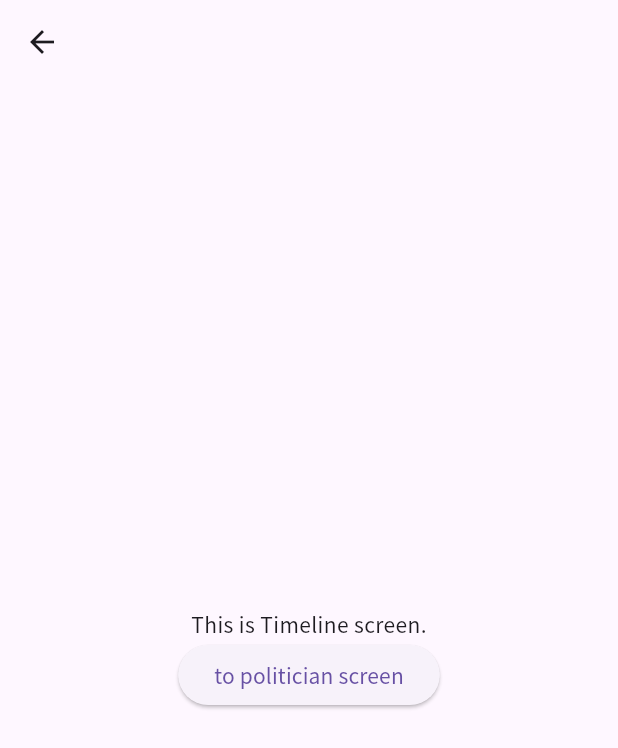
After one commit to yambaru-hackathon/Group-6, a Flutter app: the Timeline screen opened directly, on a phone screen of 412 x 824 dp. The commit adds this screen. Shown: the top 748 px of the screen. Run offline on Flutter 3.47's test engine with Material 3 defaults, Android fonts, the phone set to English and light mode, and no system bars; missing offline and left inert: navigator_scope.

Commit message:
Timeline.dartを追加、ボトムバーの更新

```diff
--- a/lib/screen/App.dart
+++ b/lib/screen/App.dart
@@ -1,7 +1,7 @@
 import 'package:flutter/material.dart';
 import 'package:navigator_scope/navigator_scope.dart';
 import 'election/election_list.dart';
-import 'article/article.dart';
+import 'politician/timeline.dart';
 import 'popular_vote/popular_vote.dart';
 
 class AppScreen extends StatefulWidget {
@@ -49,7 +49,7 @@ class _AppScreenState extends State<AppScreen> {
             builder: (context) => [
               ElectionList(),
               PopularVote(),
-              Article(),
+              Timeline(),
             ][index],
           );
         },
--- /dev/null
+++ b/lib/screen/politician/timeline.dart
@@ -0,0 +1,46 @@
+import 'package:flutter/material.dart';
+import '../politician/politician.dart';
+
+class Timeline extends StatefulWidget {
+  const Timeline({super.key});
+
+  @override
+  State<Timeline> createState() => _TimelineState();
+}
+
+class _TimelineState extends State<Timeline> {
+  // int _counter = 0;
+
+  void _incrementCounter() {
+    // setState(() {
+    //   _counter++;
+    // });
+  }
+
+  @override
+  Widget build(BuildContext context) {
+    return Scaffold(
+      appBar: AppBar(
+      ),
+      body: Center(
+        child: Column(
+          mainAxisAlignment: MainAxisAlignment.center,
+          children: <Widget>[
+            const Text(
+              'This is Timeline screen.',
+            ),
+            ElevatedButton(
+              onPressed: () {
+                Navigator.push(
+                  context,
+                  MaterialPageRoute(builder: (context) => const Politician())
+                );
+              },
+              child: const Text('to politician screen')
+            )
+          ],
+        ),
+      ),
+    );
+  }
+}
```
